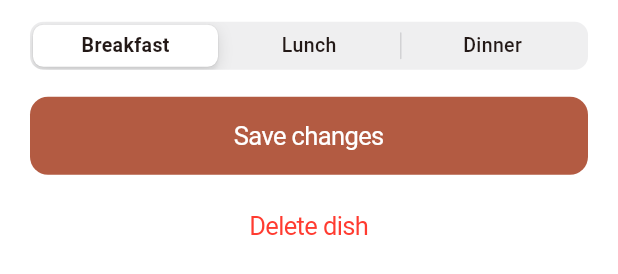
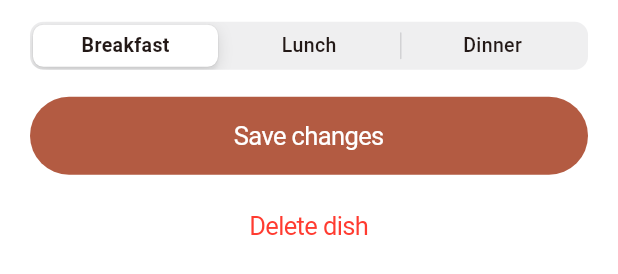
Before and after one commit to aswinckr/Hatch, a Flutter app: the DishEditorSheet widget shown alone on an empty page, opened directly with empty values, on a phone screen of 412 x 824 dp. Shown: the part 475-749 px from the top of the screen. Run offline on Flutter 3.47's test engine with Material 3 defaults, Android fonts, the phone set to English and light mode, and no system bars; our stand-ins replace image_picker, pdf, printing, shared_preferences; accounts and stored records are empty.

Commit message:
style: use fully rounded button shapes

```diff
--- /dev/null
+++ b/lib/core/design/app_shapes.dart
@@ -0,0 +1,5 @@
+import 'package:flutter/cupertino.dart';
+
+abstract final class AppShapes {
+  static const pill = BorderRadius.all(Radius.circular(999));
+}
--- a/lib/features/add_dish/presentation/add_dish_screen.dart
+++ b/lib/features/add_dish/presentation/add_dish_screen.dart
@@ -3,6 +3,7 @@ import 'package:flutter/cupertino.dart';
 import 'package:flutter/services.dart';
 import 'package:image_picker/image_picker.dart';
 import '../../../core/design/app_colors.dart';
+import '../../../core/design/app_shapes.dart';
 import '../../menu/domain/dish.dart';
 import '../domain/dish_analysis.dart';
 import 'dish_review_form.dart';
@@ -186,6 +187,7 @@ class AddDishScreenState extends State<AddDishScreen> {
               const Text('Open My Menu to see it in place.'),
               const SizedBox(height: 20),
               CupertinoButton(
+                borderRadius: AppShapes.pill,
                 onPressed: _reset,
                 child: const Text('Add another dish'),
               ),
@@ -254,6 +256,7 @@ class _HomeGallery extends StatelessWidget {
             ),
           ),
           CupertinoButton(
+            borderRadius: AppShapes.pill,
             padding: const EdgeInsets.all(10),
             onPressed: onLibrary,
             child: const Icon(CupertinoIcons.photo_on_rectangle),
@@ -304,6 +307,7 @@ class _EmptyGallery extends StatelessWidget {
         const Text('Capture your first favourite dish.'),
         const SizedBox(height: 14),
         CupertinoButton(
+          borderRadius: AppShapes.pill,
           onPressed: onSample,
           child: const Text('Try a sample dish'),
         ),
@@ -361,6 +365,7 @@ class FloatingCameraButton extends StatelessWidget {
     label: 'Take a photo',
     child: CupertinoButton(
       key: key ?? const Key('floating-camera-button'),
+      borderRadius: AppShapes.pill,
       padding: EdgeInsets.zero,
       onPressed: onPressed,
       child: Container(
--- a/lib/features/add_dish/presentation/dish_review_form.dart
+++ b/lib/features/add_dish/presentation/dish_review_form.dart
@@ -1,4 +1,5 @@
 import 'package:flutter/cupertino.dart';
+import '../../../core/design/app_shapes.dart';
 import '../../menu/domain/dish.dart';
 
 class DishReviewForm extends StatelessWidget {
@@ -77,7 +78,11 @@ class DishReviewForm extends StatelessWidget {
           ),
         ),
       const SizedBox(height: 18),
-      CupertinoButton.filled(onPressed: onSubmit, child: Text(submitLabel)),
+      CupertinoButton.filled(
+        borderRadius: AppShapes.pill,
+        onPressed: onSubmit,
+        child: Text(submitLabel),
+      ),
     ],
   );
 }
--- a/lib/features/menu/presentation/dish_editor_sheet.dart
+++ b/lib/features/menu/presentation/dish_editor_sheet.dart
@@ -1,4 +1,5 @@
 import 'package:flutter/cupertino.dart';
+import '../../../core/design/app_shapes.dart';
 import '../../add_dish/presentation/dish_review_form.dart';
 import '../domain/dish.dart';
 
@@ -106,6 +107,7 @@ class _DishEditorSheetState extends State<DishEditorSheet> {
             ),
             const SizedBox(height: 8),
             CupertinoButton(
+              borderRadius: AppShapes.pill,
               onPressed: _delete,
               child: const Text(
                 'Delete dish',
--- a/lib/features/menu/presentation/menu_screen.dart
+++ b/lib/features/menu/presentation/menu_screen.dart
@@ -1,4 +1,5 @@
 import 'package:flutter/cupertino.dart';
+import '../../../core/design/app_shapes.dart';
 import '../application/menu_controller.dart' as app_menu;
 import '../data/menu_repository.dart';
 import '../domain/dish.dart';
@@ -40,6 +41,7 @@ class MenuScreen extends StatelessWidget {
               child: SizedBox(
                 width: double.infinity,
                 child: CupertinoButton.filled(
+                  borderRadius: AppShapes.pill,
                   onPressed: controller.dishes.isEmpty
                       ? null
                       : () => onExport(controller.snapshot),
@@ -79,6 +81,7 @@ class _StylePicker extends StatelessWidget {
             child: Padding(
               padding: const EdgeInsets.symmetric(horizontal: 3),
               child: CupertinoButton(
+                borderRadius: AppShapes.pill,
                 key: Key('theme-${value.name}'),
                 padding: const EdgeInsets.symmetric(vertical: 8),
                 color: value == style
```
Also changed, not shown: 2 other files.
